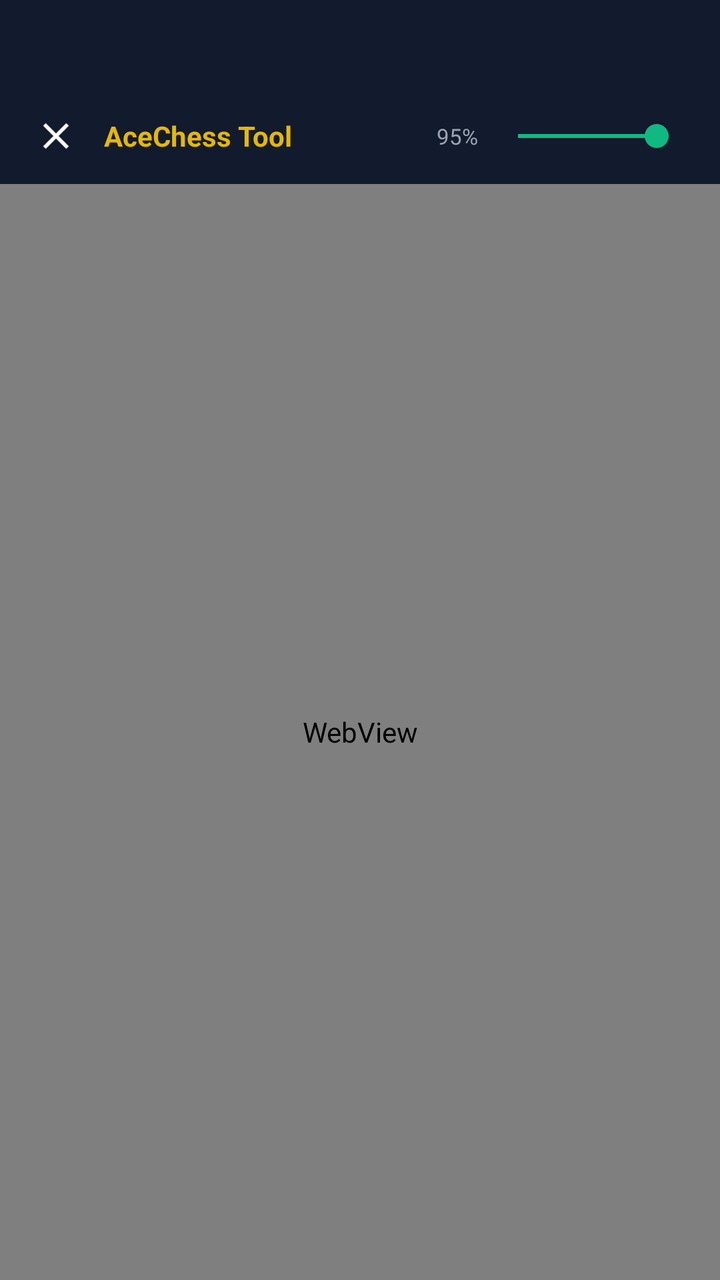
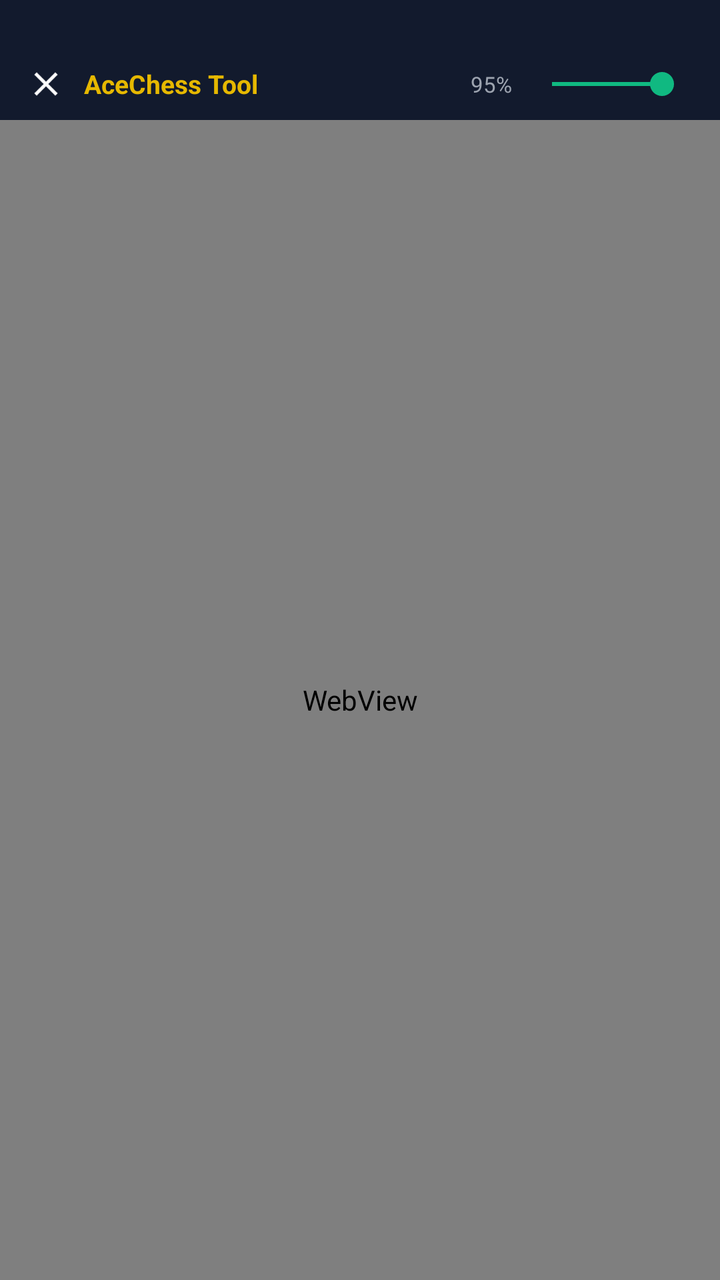

An Android layout rendered at two revisions. The XML below is the earlier revision; the diff shows what the commit changed to produce the second picture.
<!-- AndroidManifest.xml: application theme Theme.AceChess -->
<!-- res/layout/floating_window_overlay.xml -->
<?xml version="1.0" encoding="utf-8"?>
<LinearLayout xmlns:android="http://schemas.android.com/apk/res/android"
    android:id="@+id/overlay_window_root"
    android:layout_width="match_parent"
    android:layout_height="match_parent"
    android:orientation="vertical"
    android:background="@drawable/bg_floating_window">

    
    <View
        android:id="@+id/view_status_bar_spacer"
        android:layout_width="match_parent"
        android:layout_height="44dp"
        android:background="#E6131B2E" />

    
    <LinearLayout
        android:id="@+id/layout_window_header"
        android:layout_width="match_parent"
        android:layout_height="48dp"
        android:orientation="horizontal"
        android:gravity="center_vertical"
        android:background="#E6131B2E"
        android:paddingHorizontal="12dp">

        
        <ImageView
            android:id="@+id/img_window_close"
            android:layout_width="32dp"
            android:layout_height="32dp"
            android:padding="5dp"
            android:src="@drawable/ic_close_white_24dp"
            android:background="?android:attr/selectableItemBackgroundBorderless"
            android:contentDescription="Đóng về bong bóng" />

        
        <TextView
            android:layout_width="0dp"
            android:layout_height="wrap_content"
            android:layout_weight="1"
            android:text="AceChess Tool"
            android:textColor="@color/gold_primary"
            android:textSize="14sp"
            android:textStyle="bold"
            android:layout_marginStart="8dp" />

        
        <TextView
            android:id="@+id/tv_opacity_val"
            android:layout_width="wrap_content"
            android:layout_height="wrap_content"
            android:text="95%"
            android:textColor="@color/text_secondary"
            android:textSize="11sp"
            android:layout_marginEnd="4dp" />

        <SeekBar
            android:id="@+id/seekBarOverlayAlpha"
            android:layout_width="105dp"
            android:layout_height="wrap_content"
            android:max="100"
            android:progress="95"
            android:thumbTint="@color/emerald_green"
            android:progressTint="@color/emerald_green" />
    </LinearLayout>

    
    <ProgressBar
        android:id="@+id/mini_web_progress"
        style="?android:attr/progressBarStyleHorizontal"
        android:layout_width="match_parent"
        android:layout_height="2dp"
        android:max="100"
        android:progress="0"
        android:visibility="gone" />

    
    <WebView
        android:id="@+id/mini_webview"
        android:layout_width="match_parent"
        android:layout_height="0dp"
        android:layout_weight="1" />

</LinearLayout>
<!-- resources referenced by this layout -->
<resources>
  <color name="emerald_green">#10B981</color>
  <color name="gold_primary">#E6B800</color>
  <color name="text_secondary">#9CA3AF</color>
  <!-- drawable bg_floating_window (drawable) -->
  <?xml version="1.0" encoding="utf-8"?>
  <shape xmlns:android="http://schemas.android.com/apk/res/android"
      android:shape="rectangle">
      <solid android:color="#F20F1626" />
  </shape>
  <!-- drawable ic_close_white_24dp: png bitmap (drawable, 420 bytes) -->
  <style name="Theme.AceChess" parent="android:Theme.Material.NoActionBar">
          <item name="android:statusBarColor">#12131A</item>
          <item name="android:navigationBarColor">#12131A</item>
          <item name="android:windowBackground">#12131A</item>
      </style>
</resources>

<!-- the commit's change to res/layout/floating_window_overlay.xml (unified diff, before → after) -->
@@ -10,39 +10,41 @@
     <View
         android:id="@+id/view_status_bar_spacer"
         android:layout_width="match_parent"
-        android:layout_height="44dp"
+        android:layout_height="24dp"
+        android:visibility="visible"
         android:background="#E6131B2E" />
 
     
     <LinearLayout
         android:id="@+id/layout_window_header"
         android:layout_width="match_parent"
-        android:layout_height="48dp"
+        android:layout_height="36dp"
         android:orientation="horizontal"
         android:gravity="center_vertical"
         android:background="#E6131B2E"
-        android:paddingHorizontal="12dp">
+        android:paddingHorizontal="10dp">
 
         
         <ImageView
             android:id="@+id/img_window_close"
-            android:layout_width="32dp"
-            android:layout_height="32dp"
-            android:padding="5dp"
+            android:layout_width="26dp"
+            android:layout_height="26dp"
+            android:padding="3dp"
             android:src="@drawable/ic_close_white_24dp"
             android:background="?android:attr/selectableItemBackgroundBorderless"
             android:contentDescription="Đóng về bong bóng" />
 
         
         <TextView
+            android:id="@+id/tv_window_title"
             android:layout_width="0dp"
             android:layout_height="wrap_content"
             android:layout_weight="1"
             android:text="AceChess Tool"
             android:textColor="@color/gold_primary"
-            android:textSize="14sp"
+            android:textSize="13sp"
             android:textStyle="bold"
-            android:layout_marginStart="8dp" />
+            android:layout_marginStart="6dp" />
 
         
         <TextView
@@ -56,7 +58,7 @@
 
         <SeekBar
             android:id="@+id/seekBarOverlayAlpha"
-            android:layout_width="105dp"
+            android:layout_width="90dp"
             android:layout_height="wrap_content"
             android:max="100"
             android:progress="95"
